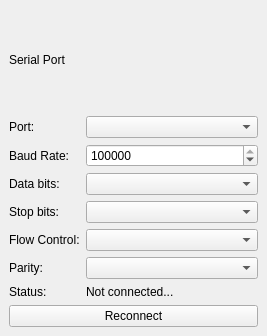
This is src/serial_device.ui in dor666/devplot as Qt 5 draws it before an edit. The edited form follows.
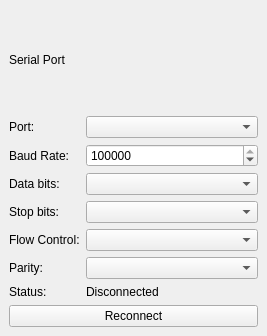
This is the edited form.

Commit message: Serial port tests passes

The edit to the form file:
```diff
--- a/src/serial_device.ui
+++ b/src/serial_device.ui
@@ -97,7 +97,7 @@
       <item row="6" column="1">
        <widget class="QLabel" name="statusDisplayLabel">
         <property name="text">
-         <string>Not connected...</string>
+         <string>Disconnected</string>
         </property>
        </widget>
       </item>
```
The commit also changes 1 other file.
